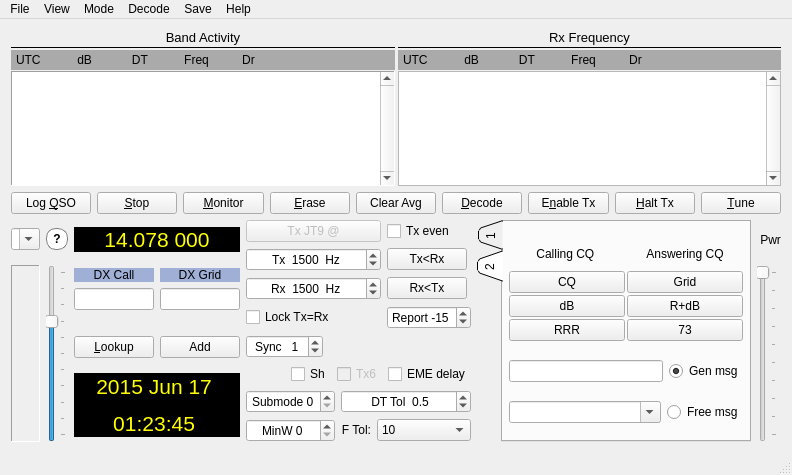
Qt form mainwindow.ui (mtharp/wsjtx-mirror) before a commit.
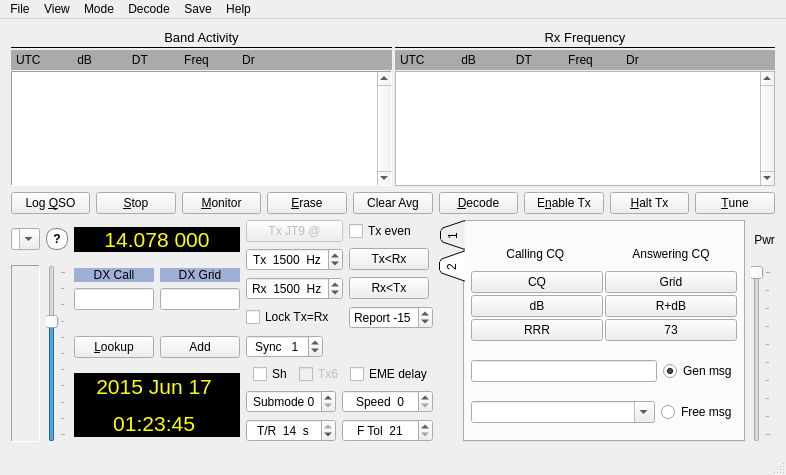
The same form after that commit. Custom widgets are drawn as their Qt base class.

Commit message: Tentatively, arrange GUI so that JT9 can be a fast mode.

```diff
--- a/mainwindow.ui
+++ b/mainwindow.ui
@@ -793,87 +793,23 @@
                       <property name="alignment">
                        <set>Qt::AlignCenter</set>
                       </property>
+                      <property name="suffix">
+                       <string>  s</string>
+                      </property>
                       <property name="prefix">
-                       <string>MinW </string>
+                       <string>T/R  </string>
                       </property>
                       <property name="minimum">
-                       <number>0</number>
+                       <number>11</number>
                       </property>
                       <property name="maximum">
                        <number>14</number>
                       </property>
+                      <property name="value">
+                       <number>14</number>
+                      </property>
                      </widget>
                     </item>
-                    <item row="4" column="1">
-                     <layout class="QFormLayout" name="formLayout">
-                      <item row="0" column="0">
-                       <widget class="QLabel" name="label_8">
-                        <property name="text">
-                         <string>F Tol:</string>
-                        </property>
-                        <property name="alignment">
-                         <set>Qt::AlignRight|Qt::AlignTrailing|Qt::AlignVCenter</set>
-                        </property>
-                        <property name="buddy">
-                         <cstring>FTol_combo_box</cstring>
-                        </property>
-                       </widget>
-                      </item>
-                      <item row="0" column="1">
-                       <widget class="QComboBox" name="FTol_combo_box">
-                        <property name="currentText">
-                         <string>10</string>
-                        </property>
-                        <property name="insertPolicy">
-                         <enum>QComboBox::NoInsert</enum>
-                        </property>
-                        <property name="minimumContentsLength">
-                         <number>8</number>
-                        </property>
-                        <item>
-                         <property name="text">
-                          <string>10</string>
-                         </property>
-                        </item>
-                        <item>
-                         <property name="text">
-                          <string>20</string>
-                         </property>
-                        </item>
-                        <item>
-                         <property name="text">
-                          <string>50</string>
-                         </property>
-                        </item>
-                        <item>
-                         <property name="text">
-                          <string>100</string>
-                         </property>
-                        </item>
-                        <item>
-                         <property name="text">
-                          <string>200</string>
-                         </property>
-                        </item>
-                        <item>
-                         <property name="text">
-                          <string>500</string>
-                         </property>
-                        </item>
-                        <item>
-                         <property name="text">
-                          <string>1000</string>
-                         </property>
-                        </item>
-                        <item>
-                         <property name="text">
-                          <string>2000</string>
-                         </property>
-                        </item>
-                       </widget>
-                      </item>
-                     </layout>
-                    </item>
                     <item row="3" column="0">
                      <widget class="LettersSpinBox" name="sbSubmode">
                       <property name="alignment">
@@ -890,34 +826,6 @@
                       </property>
                      </widget>
                     </item>
-                    <item row="3" column="1">
-                     <widget class="QDoubleSpinBox" name="sbDT">
-                      <property name="toolTip">
-                       <string>Tolerance for expected time offset.</string>
-                      </property>
-                      <property name="alignment">
-                       <set>Qt::AlignCenter</set>
-                      </property>
-                      <property name="prefix">
-                       <string> DT Tol  </string>
-                      </property>
-                      <property name="decimals">
-                       <number>1</number>
-                      </property>
-                      <property name="minimum">
-                       <double>0.100000000000000</double>
-                      </property>
-                      <property name="maximum">
-                       <double>3.000000000000000</double>
-                      </property>
-                      <property name="singleStep">
-                       <double>0.100000000000000</double>
-                      </property>
-                      <property name="value">
-                       <double>0.500000000000000</double>
-                      </property>
-                     </widget>
-                    </item>
                     <item row="2" column="0" colspan="2">
                      <layout class="QHBoxLayout" name="horizontalLayout_5">
                       <item>
@@ -1016,6 +924,35 @@
                       </item>
                      </layout>
                     </item>
+                    <item row="3" column="1">
+                     <widget class="LettersSpinBox" name="sbSpeed">
+                      <property name="alignment">
+                       <set>Qt::AlignCenter</set>
+                      </property>
+                      <property name="prefix">
+                       <string>Speed  </string>
+                      </property>
+                      <property name="maximum">
+                       <number>6</number>
+                      </property>
+                     </widget>
+                    </item>
+                    <item row="4" column="1">
+                     <widget class="LettersSpinBox" name="sbFtol">
+                      <property name="alignment">
+                       <set>Qt::AlignCenter</set>
+                      </property>
+                      <property name="prefix">
+                       <string>F Tol  </string>
+                      </property>
+                      <property name="minimum">
+                       <number>21</number>
+                      </property>
+                      <property name="maximum">
+                       <number>27</number>
+                      </property>
+                     </widget>
+                    </item>
                    </layout>
                   </widget>
                  </item>
```
Left out of the diff: 3 changed lines with no effect on the pictures. The commit also changes 3 other files.
